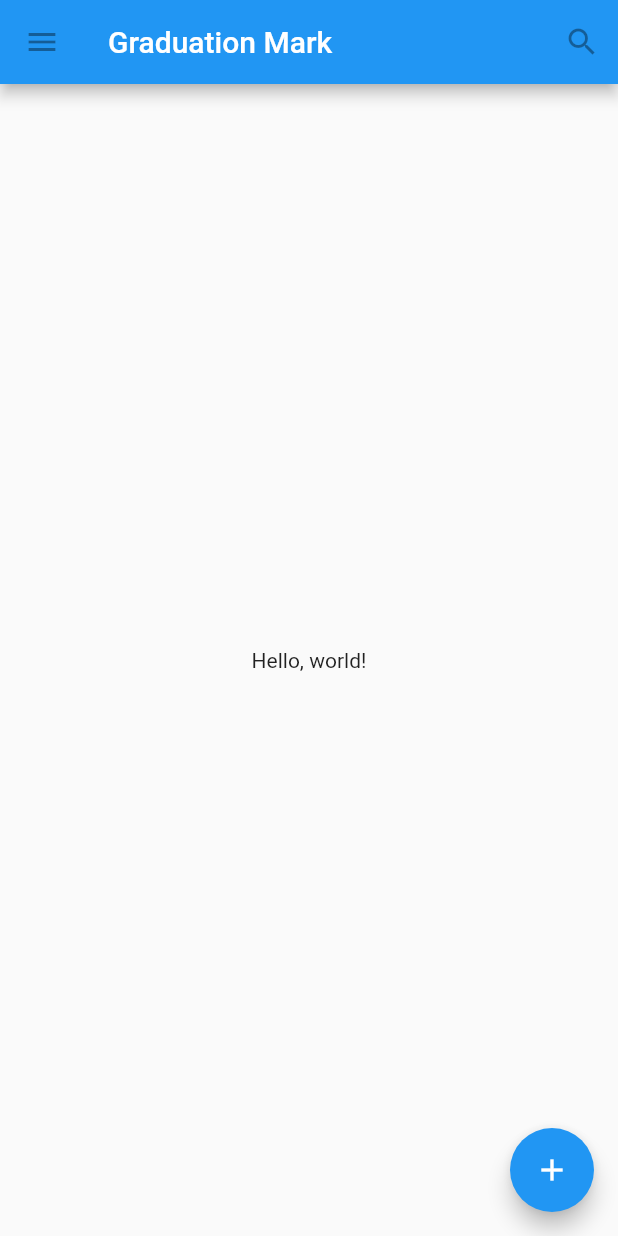
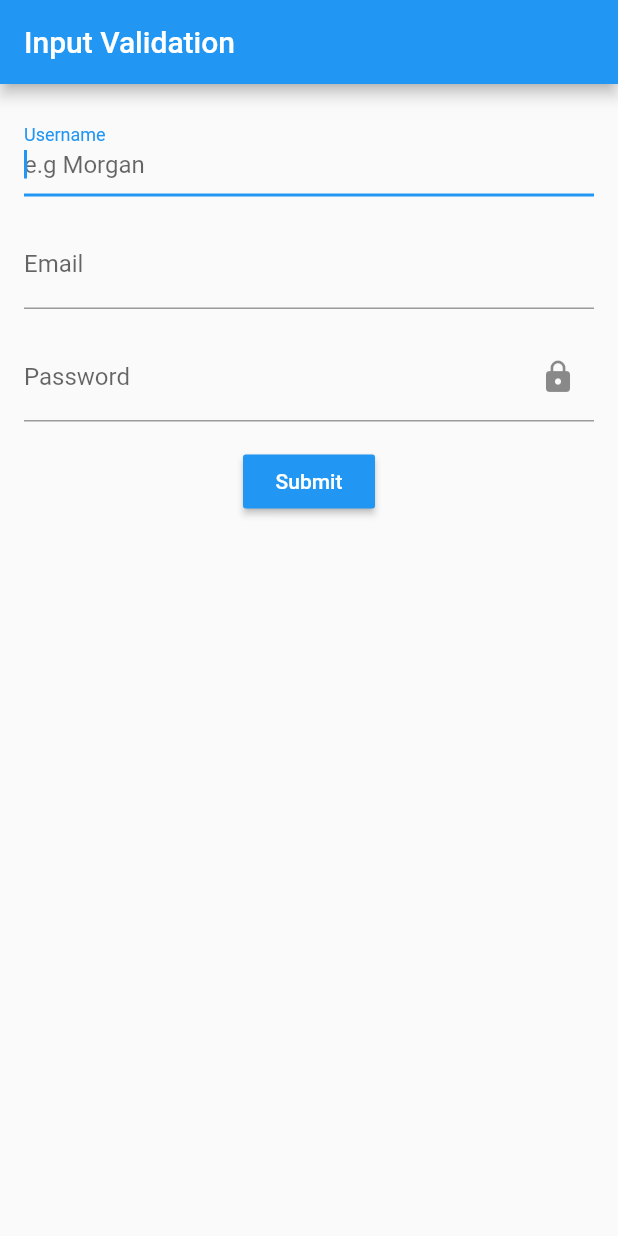
Before and after one commit to daxus4/graduation_grade, a Flutter app: the screen it shows after launch, on a phone screen of 412 x 824 dp. Run offline on Flutter 3.47's test engine with Material 2 defaults, Android fonts, the phone set to English and light mode, and no system bars; our stand-ins replace sqflite; accounts and stored records are empty.

Commit message:
created a prove form

```diff
--- a/lib/form_exam/exam_form.dart
+++ b/lib/form_exam/exam_form.dart
@@ -1,56 +1,148 @@
-// Define a custom Form widget.
+import 'dart:developer';
+
 import 'package:flutter/material.dart';
-//TODO guarda michaeladesola1410.medium.com input validation flutter
-class ExamForm extends StatefulWidget {
+
+class HomePage extends StatefulWidget {
   @override
-  ExamFormState createState() {
-    return ExamFormState();
-  }
+  _HomePageState createState() => _HomePageState();
 }
 
-// Define a corresponding State class.
-// This class holds data related to the form.
-class ExamFormState extends State<ExamForm> {
-  // Create a global key that uniquely identifies the Form widget
-  // and allows validation of the form.
-  //
-  // Note: This is a `GlobalKey<FormState>`,
-  // not a GlobalKey<MyCustomFormState>.
+class _HomePageState extends State<HomePage> {
+  String _username,_email,_password= "";
   final _formKey = GlobalKey<FormState>();
+
+  FocusNode _usernameFocusNode;
+  FocusNode _emailFocusNode;
+  FocusNode _passwordFocusNode;
+
+  @override
+  void initState() {
+    super.initState();
+    _usernameFocusNode = FocusNode();
+    _emailFocusNode = FocusNode();
+    _passwordFocusNode = FocusNode();
+  }
+
+  @override
+  void dispose() {
+    _usernameFocusNode.dispose();
+    _emailFocusNode.dispose();
+    _passwordFocusNode.dispose();
+    super.dispose();
+  }
+
 
   @override
   Widget build(BuildContext context) {
-    // Build a Form widget using the _formKey created above.
-    return Form(
-      key: _formKey,
-      child: Column(
-        crossAxisAlignment: CrossAxisAlignment.start,
-        children: <Widget>[
-          TextFormField(
-            validator: (value) {
-              if (value.isEmpty) {
-                return 'Please enter some text';
-              }
-              return null;
-            },
-          ),
-          Padding(
-            padding: const EdgeInsets.symmetric(vertical: 16.0),
-            child: ElevatedButton(
-              onPressed: () {
-                // Validate returns true if the form is valid, or false
-                // otherwise.
-                if (_formKey.currentState.validate()) {
-                  // If the form is valid, display a Snackbar.
-                  Scaffold.of(context)
-                      .showSnackBar(SnackBar(content: Text('Processing Data')));
-                }
-              },
-              child: Text('Submit'),
-            ),
-          ),
-        ],
+    return Scaffold(
+      appBar: AppBar(title: Text("Input Validation"),),
+      body: HomePageBody(),
+    );
+  }
+
+  Widget HomePageBody() {
+    return Container(
+      padding: const EdgeInsets.all(16),
+      child: Form(
+        key: _formKey,
+        child: Column(
+          children: <Widget>[
+            NameInput(),
+            SizedBox(height: 16,),
+            EmailInput(),
+            SizedBox(height: 16,),
+            PasswordInput(),
+            SizedBox(height: 16,),
+            SubmitButton()
+          ],
+        ),
       ),
     );
   }
+
+  Widget NameInput() {
+    return TextFormField(
+      textCapitalization: TextCapitalization.words,
+      keyboardType: TextInputType.text ,
+      decoration: InputDecoration(
+        labelText: "Username",
+        hintText: "e.g Morgan",
+      ),
+      textInputAction: TextInputAction.next,
+      validator: (name){
+        Pattern pattern =
+            r'^[A-Za-z0-9]+(?:[ _-][A-Za-z0-9]+)*$';
+        RegExp regex = new RegExp(pattern);
+        if (!regex.hasMatch(name))
+          return 'Invalid username';
+        else
+          return null;
+
+      },
+      onSaved: (name)=> _username = name,
+      focusNode: _usernameFocusNode,
+      autofocus: true,
+      onFieldSubmitted: (_){
+        fieldFocusChange(context, _usernameFocusNode, _emailFocusNode);
+      },
+    );
+  }
+
+  Widget EmailInput() {
+    return TextFormField(
+      keyboardType: TextInputType.emailAddress ,
+      decoration: InputDecoration(
+        labelText: "Email",
+        hintText: "e.g abc@gmail.com",
+      ),
+      textInputAction: TextInputAction.next,
+      validator: (email)=> email.length!=0 ? null:"Invalid email address",
+      onSaved: (email)=> _email = email,
+      focusNode: _emailFocusNode,
+      onFieldSubmitted: (_){
+        fieldFocusChange(context, _emailFocusNode, _passwordFocusNode);
+      },
+    );
+  }
+
+  Widget PasswordInput() {
+    return TextFormField(
+      keyboardType: TextInputType.text ,
+      obscureText: true,
+      decoration: InputDecoration(
+        labelText: "Password",
+        suffixIcon: Icon(Icons.lock),
+      ),
+      textInputAction: TextInputAction.done,
+      validator: (password){
+        Pattern pattern =
+            r'^(?=.*[0-9]+.*)(?=.*[a-zA-Z]+.*)[0-9a-zA-Z]{6,}$';
+        RegExp regex = new RegExp(pattern);
+        if (!regex.hasMatch(password))
+          return 'Invalid password';
+        else
+          return null;
+      },
+      onSaved: (password)=> _password = password,
+      focusNode: _passwordFocusNode,
+    );
+  }
+
+  RaisedButton SubmitButton(){
+    return  RaisedButton(
+      color:Theme.of(context).primaryColor,
+      onPressed: (){
+        if(_formKey.currentState.validate()){
+          _formKey.currentState.save();
+          log('$_username, $_email, $_password');
+        }
+      },
+      child: Text("Submit",style: TextStyle(color: Colors.white),),
+    );
+  }
+
+  void fieldFocusChange(BuildContext context, FocusNode currentFocus,FocusNode nextFocus) {
+    currentFocus.unfocus();
+    FocusScope.of(context).requestFocus(nextFocus);
+  }
 }
```
Also changed, not shown: lib/main.dart (+6 -1 lines), pubspec.lock.
